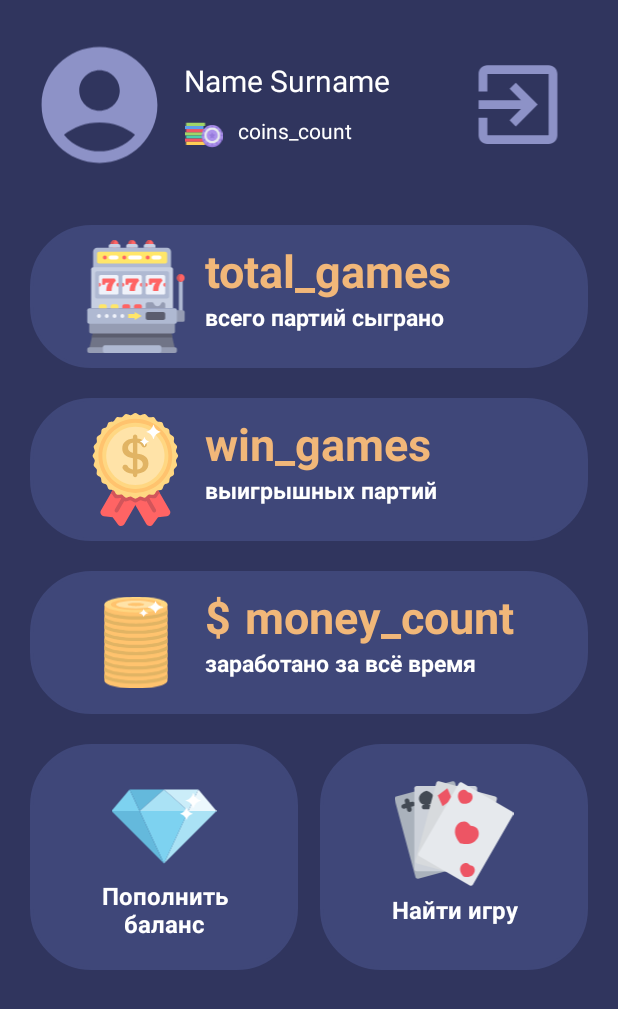
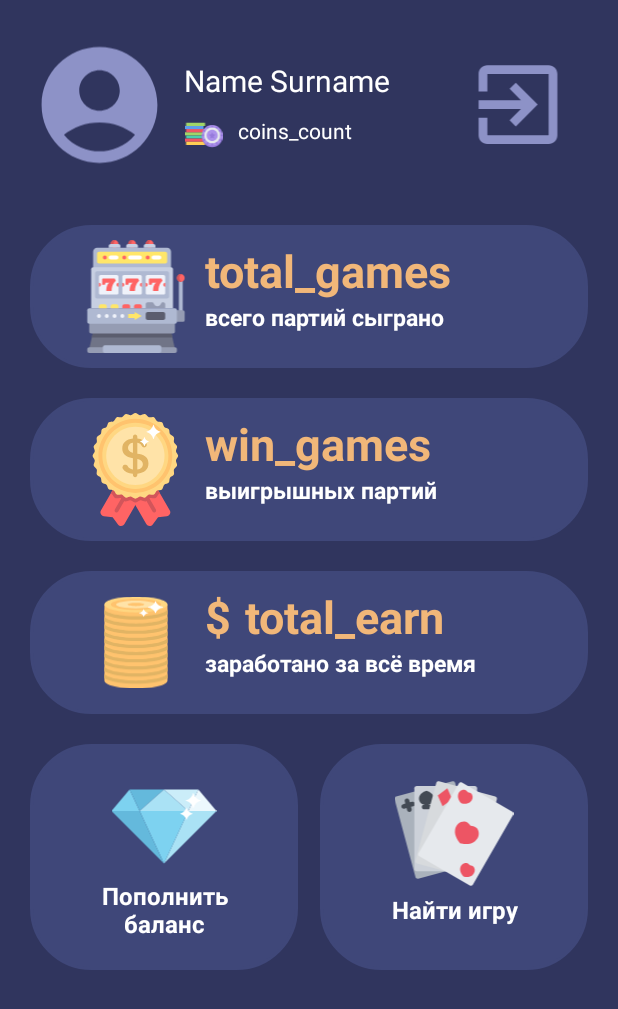
Before and after one commit to sealisaa/polypoker, an Android app: the MainMenuFragment screen opened through its navigation route, on a phone screen of 412 x 824 dp. Shown: the top 1009 px of the screen. Run offline under Robolectric (Android 15) with nearby library versions, the phone set to English and light mode, and no system bars; libraries missing offline, so code that uses them is left out: org.springframework.security; 2 statements that could not run were skipped.

Commit message:
Fix authorization logic for Android

```diff
--- a/android/PolyPoker/app/build.gradle
+++ b/android/PolyPoker/app/build.gradle
@@ -51,4 +51,8 @@ dependencies {
 
     // https://mvnrepository.com/artifact/com.squareup.retrofit2/converter-gson
     implementation group: 'com.squareup.retrofit2', name: 'converter-gson', version: '2.9.0'
+
+    implementation 'org.springframework.security:spring-security-crypto:5.7.2'
+    implementation 'commons-logging:commons-logging-api:1.1'
+
 }
--- /dev/null
+++ b/android/PolyPoker/app/src/main/java/com/example/polypoker/Utilities.kt
@@ -0,0 +1,7 @@
+package com.example.polypoker
+
+class Utilities {
+    companion object {
+        public lateinit var USER_LOGIN: String
+    }
+}
--- a/android/PolyPoker/app/src/main/java/com/example/polypoker/retrofit/UserApi.java
+++ b/android/PolyPoker/app/src/main/java/com/example/polypoker/retrofit/UserApi.java
@@ -22,4 +22,7 @@ public interface UserApi {
     @POST("/user/save")
     Call<User> save(@Body User user);
 
+    @POST("/user/auth")
+    Call<Boolean> authorizeUser(@Body User user);
+
 }
--- /dev/null
+++ b/android/PolyPoker/app/src/main/java/com/example/polypoker/retrofit/UserStatisticApi.java
@@ -0,0 +1,23 @@
+package com.example.polypoker.retrofit;
+
+import com.example.polypoker.model.UserStatistic;
+
+import retrofit2.Call;
+import retrofit2.http.Body;
+import retrofit2.http.GET;
+import retrofit2.http.POST;
+import retrofit2.http.Path;
+
+public interface UserStatisticApi {
+
+    @GET("/user/{userLogin}/get-statistic")
+    Call<UserStatistic> getUserStatistic(
+            @Path("userLogin") String userLogin
+    );
+
+    @POST("/user/{userLogin}/save-statistic")
+    Call<UserStatistic> saveUserStatistic(
+            @Path("userLogin") String userLogin,
+            @Body UserStatistic userStatistic
+    );
+}
--- a/android/PolyPoker/app/src/main/java/com/example/polypoker/ui/main/MainMenuFragment.kt
+++ b/android/PolyPoker/app/src/main/java/com/example/polypoker/ui/main/MainMenuFragment.kt
@@ -5,7 +5,19 @@ import androidx.fragment.app.Fragment
 import android.view.LayoutInflater
 import android.view.View
 import android.view.ViewGroup
+import android.widget.TextView
+import android.widget.Toast
 import com.example.polypoker.R
+import com.example.polypoker.Utilities
+import com.example.polypoker.model.User
+import com.example.polypoker.model.UserStatistic
+import com.example.polypoker.retrofit.RetrofitService
+import com.example.polypoker.retrofit.UserApi
+import com.example.polypoker.retrofit.UserStatisticApi
+import retrofit2.Call
+import retrofit2.Response
+import java.util.logging.Level
+import java.util.logging.Logger
 
 // TODO: Rename parameter arguments, choose names that match
 // the fragment initialization parameters, e.g. ARG_ITEM_NUMBER
@@ -38,6 +50,70 @@ class MainMenuFragment : Fragment() {
         return inflater.inflate(R.layout.main_menu_fragment, container, false)
     }
 
+    override fun onViewCreated(view: View, savedInstanceState: Bundle?) {
+        super.onViewCreated(view, savedInstanceState)
+
+        val retrofitService = RetrofitService()
+        val userStatisticApi = retrofitService.retrofit.create(UserStatisticApi::class.java)
+        val userApi = retrofitService.retrofit.create(UserApi::class.java)
+
+        val userNameSurnameTextView = view.findViewById<TextView>(R.id.userNameSurname)
+        val currentCoinsCountTextView = view.findViewById<TextView>(R.id.currentCoinsCountText)
+        val totalGamesPlayedTextView = view.findViewById<TextView>(R.id.totalGamesPlayedText)
+        val winGamesTextView = view.findViewById<TextView>(R.id.winGamesText)
+        val totalEarnTextView = view.findViewById<TextView>(R.id.totalEarnText)
+
+
+        val mainMenuFragment = this
+
+        userApi.getUserByLogin(Utilities.USER_LOGIN)
+            .enqueue(object: retrofit2.Callback<User> {
+                override fun onResponse(call: Call<User>, response: Response<User>) {
+                    if (response.isSuccessful) {
+                        val user = response.body()
+
+                        userNameSurnameTextView.text = "${user?.name} ${user?.surname}"
+                    }
+                }
+
+                override fun onFailure(call: Call<User>, t: Throwable) {
+                    Toast.makeText(
+                        mainMenuFragment.context,
+                        "Ошибка получения имени",
+                        Toast.LENGTH_LONG).show()
+                    Logger.getLogger(mainMenuFragment::class.java.name)
+                        .log(Level.SEVERE, "User NameSurname Error", t)
+                }
+            })
+
+        userStatisticApi.getUserStatistic(Utilities.USER_LOGIN)
+            .enqueue(object : retrofit2.Callback<UserStatistic> {
+                override fun onResponse(
+                    call: Call<UserStatistic>,
+                    response: Response<UserStatistic>
+                ) {
+                    if (response.isSuccessful) {
+                        val userStatistic = response.body()
+
+                        currentCoinsCountTextView.text = userStatistic?.currentCoinsCount.toString()
+                        totalGamesPlayedTextView.text = userStatistic?.totalGamesPlayed.toString()
+                        winGamesTextView.text = userStatistic?.winGames.toString()
+                        totalEarnTextView.text = userStatistic?.totalEarn.toString()
+                    }
+                }
+
+                override fun onFailure(call: Call<UserStatistic>, t: Throwable) {
+                    Toast.makeText(
+                        mainMenuFragment.context,
+                        "Ошибка получения статистики",
+                        Toast.LENGTH_LONG).show()
+                    Logger.getLogger(mainMenuFragment::class.java.name)
+                        .log(Level.SEVERE, "User Statistic Error", t)
+                }
+            })
+
+    }
+
     companion object {
         /**
          * Use this factory method to create a new instance of
--- a/android/PolyPoker/app/src/main/res/layout/main_menu_fragment.xml
+++ b/android/PolyPoker/app/src/main/res/layout/main_menu_fragment.xml
@@ -30,7 +30,7 @@
             android:paddingTop="20dp">
 
             <TextView
-                android:id="@+id/textView"
+                android:id="@+id/userNameSurname"
                 android:layout_width="match_parent"
                 android:layout_height="wrap_content"
                 android:layout_marginStart="10dp"
@@ -52,7 +52,7 @@
                     android:src="@drawable/ic_poker_chips" />
 
                 <TextView
-                    android:id="@+id/textView3"
+                    android:id="@+id/currentCoinsCountText"
                     android:layout_width="0dp"
                     android:layout_height="wrap_content"
                     android:layout_weight="3"
@@ -97,7 +97,7 @@
             android:orientation="vertical">
 
             <TextView
-                android:id="@+id/textView5"
+                android:id="@+id/totalGamesPlayedText"
                 android:layout_width="match_parent"
                 android:layout_height="wrap_content"
                 android:textSize="30sp"
@@ -141,7 +141,7 @@
             android:orientation="vertical">
 
             <TextView
-                android:id="@+id/textView7"
+                android:id="@+id/winGamesText"
                 android:layout_width="match_parent"
                 android:layout_height="wrap_content"
                 android:textSize="30sp"
@@ -200,11 +200,11 @@
                     android:text="@string/dollar_sign" />
 
                 <TextView
-                    android:id="@+id/textView9"
+                    android:id="@+id/totalEarnText"
                     android:layout_width="0dp"
                     android:layout_height="wrap_content"
                     android:layout_weight="8"
-                    android:text="money_count"
+                    android:text="total_earn"
                     android:textColor="@color/apricot"
                     android:textSize="30sp"
                     android:textStyle="bold" />
```
Also changed, not shown: android/PolyPoker/app/src/main/java/com/example/polypoker/model/UserStatistic.java (added, +72 -0 lines), android/PolyPoker/app/src/main/java/com/example/polypoker/ui/main/LogInFragment.kt (+17 -5 lines).
